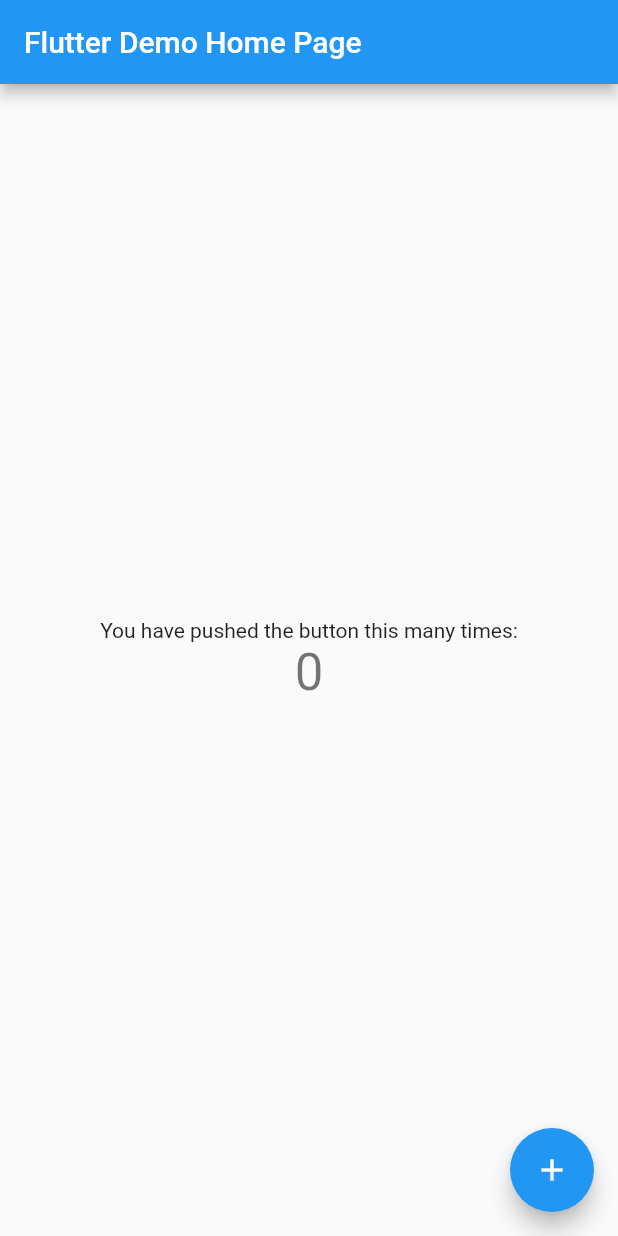
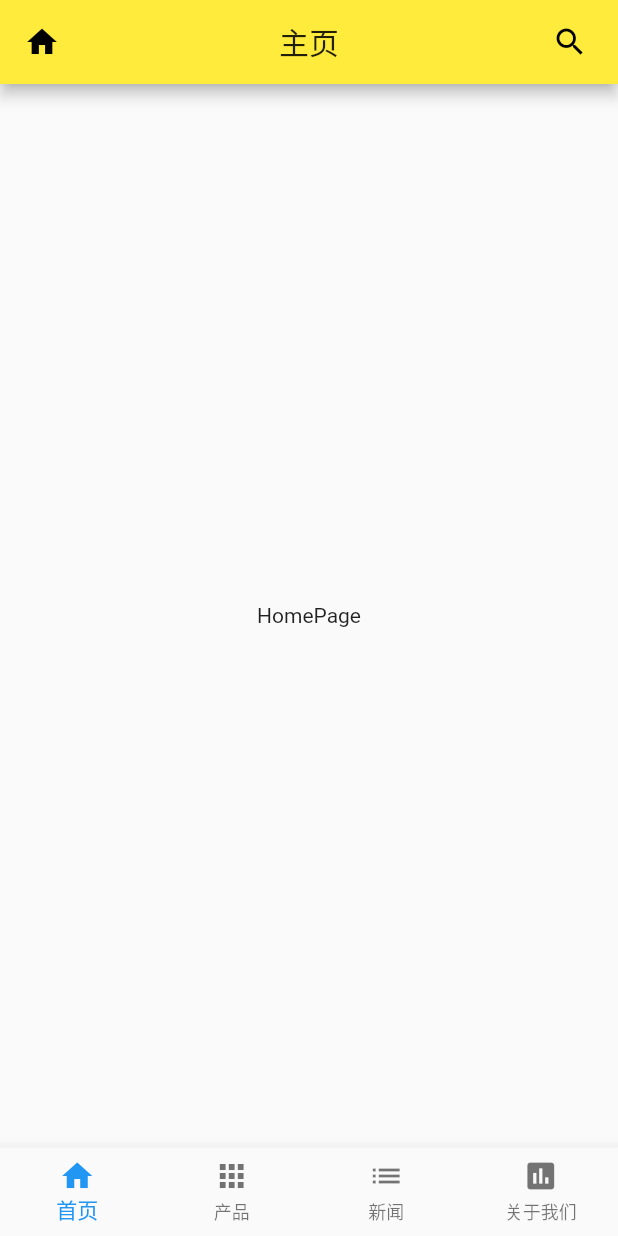
Before and after one commit to chenzulu123/flutter_website, a Flutter app: the screen it shows after launch, on a phone screen of 412 x 824 dp. Run offline on Flutter 3.47's test engine with Material 2 defaults, Android fonts, the phone set to English and light mode, and no system bars; missing offline and left inert: flutter_webview_plugin.

Commit message:
1、创建相应的文件目录。2、创建相应的文件。3、安装相应的插件。

```diff
--- /dev/null
+++ b/lib/app.dart
@@ -0,0 +1,96 @@
+import 'package:flutter/material.dart';
+
+// 导入相关页面
+import 'pages/about_us_page.dart';
+import 'pages/home_page.dart';
+import 'pages/news_page.dart';
+import 'pages/product_page.dart';
+
+class App extends StatefulWidget {
+  App({Key key}) : super(key: key);
+
+  @override
+  _AppState createState() => _AppState();
+}
+
+class _AppState extends State<App> {
+
+  var _currentIndex = 0;
+  HomePage homePage;
+  ProductPage productPage;
+  NewsPage newsPage;
+  AboutUsPage aboutUsPage;
+
+  currentPage() {
+    switch (_currentIndex) {
+      case 0:
+        if (homePage == null) {
+          homePage = HomePage(title: "主页",);
+        }
+        print(homePage.title);
+        return homePage;
+      case 1:
+        if (productPage == null) {
+          productPage = ProductPage(title: "产品",);
+        }
+        return productPage;
+      case 2:
+        if (newsPage == null) {
+          newsPage = NewsPage(title: "新闻",);
+        }
+        return newsPage;
+      case 3:
+        if (aboutUsPage == null) {
+          aboutUsPage = AboutUsPage(title: "关于我们",);
+        }
+        return aboutUsPage;
+    }
+  }
+
+  @override
+  Widget build(BuildContext context) {
+    return Scaffold(
+      appBar: AppBar(
+        //标题内容
+        title: Text(currentPage().title),
+        //标题居中
+        centerTitle: true,
+        //添加按钮图标
+        leading: IconButton(
+          icon: Icon(Icons.home),
+          onPressed: () {},
+        ),
+        actions: <Widget>[
+          Padding(
+            padding: EdgeInsets.only(right: 20),
+            child: GestureDetector(
+              onTap: () {},
+              child: Icon(Icons.search),
+            ),
+          )
+        ],
+      ),
+      // 中间部分内容
+      body: currentPage(),
+      // 底部按钮
+      bottomNavigationBar: BottomNavigationBar(
+        items: [
+          BottomNavigationBarItem(title: Text("首页"), icon: Icon(Icons.home)),
+          BottomNavigationBarItem(title: Text("产品"), icon: Icon(Icons.apps)),
+          BottomNavigationBarItem(title: Text("新闻"), icon: Icon(Icons.list)),
+          BottomNavigationBarItem(
+              title: Text("关于我们"), icon: Icon(Icons.insert_chart)),
+        ],
+        //按钮固定类型
+        type: BottomNavigationBarType.fixed,
+        currentIndex: _currentIndex,
+        onTap: (index) {
+          print(index);
+          setState(() {
+            _currentIndex = index;
+          });
+        },
+      ),
+    );
+  }
+}
--- a/lib/main.dart
+++ b/lib/main.dart
@@ -1,111 +1,35 @@
 import 'package:flutter/material.dart';
+import 'package:flutter_webview_plugin/flutter_webview_plugin.dart';
 
-void main() => runApp(MyApp());
+import 'app.dart';
+import 'loading.dart';
 
-class MyApp extends StatelessWidget {
-  // This widget is the root of your application.
-  @override
-  Widget build(BuildContext context) {
-    return MaterialApp(
-      title: 'Flutter Demo',
-      theme: ThemeData(
-        // This is the theme of your application.
-        //
-        // Try running your application with "flutter run". You'll see the
-        // application has a blue toolbar. Then, without quitting the app, try
-        // changing the primarySwatch below to Colors.green and then invoke
-        // "hot reload" (press "r" in the console where you ran "flutter run",
-        // or simply save your changes to "hot reload" in a Flutter IDE).
-        // Notice that the counter didn't reset back to zero; the application
-        // is not restarted.
-        primarySwatch: Colors.blue,
-      ),
-      home: MyHomePage(title: 'Flutter Demo Home Page'),
-    );
-  }
-}
+void main() => runApp(MaterialApp(
+      debugShowCheckedModeBanner: false,
+      title: 'Flutter企业实战',
+      // 自定义主题
+      theme: mDefaultTheme,
+//      initialRoute: '/app',
+      routes: <String, WidgetBuilder>{
+        "app": (BuildContext context) => App(),
+        "company_info": (BuildContext context) => WebviewScaffold(
+              appBar: AppBar(
+                title: Text('公司介绍'),
+                centerTitle: true,
+                leading: IconButton(
+                  icon: Icon(Icons.home),
+                  onPressed: () {
+                    // 路由到主界面
+                    Navigator.of(context).pushReplacementNamed('app');
+                  },
+                ),
+              ),
+              url: 'https://www.baidu.com',
+            ),
+      },
+      //指定加载页面
+      home: LoadingPage(),
+    ));
 
-class MyHomePage extends StatefulWidget {
-  MyHomePage({Key key, this.title}) : super(key: key);
-
-  // This widget is the home page of your application. It is stateful, meaning
-  // that it has a State object (defined below) that contains fields that affect
-  // how it looks.
-
-  // This class is the configuration for the state. It holds the values (in this
-  // case the title) provided by the parent (in this case the App widget) and
-  // used by the build method of the State. Fields in a Widget subclass are
-  // always marked "final".
-
-  final String title;
-
-  @override
-  _MyHomePageState createState() => _MyHomePageState();
-}
-
-class _MyHomePageState extends State<MyHomePage> {
-  int _counter = 0;
-
-  void _incrementCounter() {
-    setState(() {
-      // This call to setState tells the Flutter framework that something has
-      // changed in this State, which causes it to rerun the build method below
-      // so that the display can reflect the updated values. If we changed
-      // _counter without calling setState(), then the build method would not be
-      // called again, and so nothing would appear to happen.
-      _counter++;
-    });
-  }
-
-  @override
-  Widget build(BuildContext context) {
-    // This method is rerun every time setState is called, for instance as done
-    // by the _incrementCounter method above.
-    //
-    // The Flutter framework has been optimized to make rerunning build methods
-    // fast, so that you can just rebuild anything that needs updating rather
-    // than having to individually change instances of widgets.
-    return Scaffold(
-      appBar: AppBar(
-        // Here we take the value from the MyHomePage object that was created by
-        // the App.build method, and use it to set our appbar title.
-        title: Text(widget.title),
-      ),
-      body: Center(
-        // Center is a layout widget. It takes a single child and positions it
-        // in the middle of the parent.
-        child: Column(
-          // Column is also a layout widget. It takes a list of children and
-          // arranges them vertically. By default, it sizes itself to fit its
-          // children horizontally, and tries to be as tall as its parent.
-          //
-          // Invoke "debug painting" (press "p" in the console, choose the
-          // "Toggle Debug Paint" action from the Flutter Inspector in Android
-          // Studio, or the "Toggle Debug Paint" command in Visual Studio Code)
-          // to see the wireframe for each widget.
-          //
-          // Column has various properties to control how it sizes itself and
-          // how it positions its children. Here we use mainAxisAlignment to
-          // center the children vertically; the main axis here is the vertical
-          // axis because Columns are vertical (the cross axis would be
-          // horizontal).
-          mainAxisAlignment: MainAxisAlignment.center,
-          children: <Widget>[
-            Text(
-              'You have pushed the button this many times:',
-            ),
-            Text(
-              '$_counter',
-              style: Theme.of(context).textTheme.display1,
-            ),
-          ],
-        ),
-      ),
-      floatingActionButton: FloatingActionButton(
-        onPressed: _incrementCounter,
-        tooltip: 'Increment',
-        child: Icon(Icons.add),
-      ), // This trailing comma makes auto-formatting nicer for build methods.
-    );
-  }
-}
+// 自定义主题
+final ThemeData mDefaultTheme = ThemeData(primaryColor: Colors.yellow);
--- /dev/null
+++ b/lib/pages/home_page.dart
@@ -0,0 +1,21 @@
+import 'package:flutter/material.dart';
+
+// 主页面
+class HomePage extends StatefulWidget {
+  HomePage({Key key,this.title}) : super(key: key);
+
+  final String title;
+  @override
+  _HomePageState createState() => _HomePageState();
+}
+
+class _HomePageState extends State<HomePage> {
+  @override
+  Widget build(BuildContext context) {
+    return Container(
+      child: Center(
+        child: Text("HomePage"),
+      ),
+    );
+  }
+}
```
Also changed, not shown: lib/loading.dart (added, +47 -0 lines), lib/pages/about_us_page.dart (added, +20 -0 lines), lib/pages/news_page.dart (added, +20 -0 lines), lib/pages/product_page.dart (added, +20 -0 lines), pubspec.yaml (+4 -3 lines), assets/images/loading.jpg (added), lib/conf/configure.dart (added), lib/model/nws.dart (added), lib/model/product.dart (added), lib/services/contact.dart (added), lib/services/news.dart (added), lib/services/product.dart (added), lib/style/color.dart (added), lib/style/font.dart (added), 3 more files.
